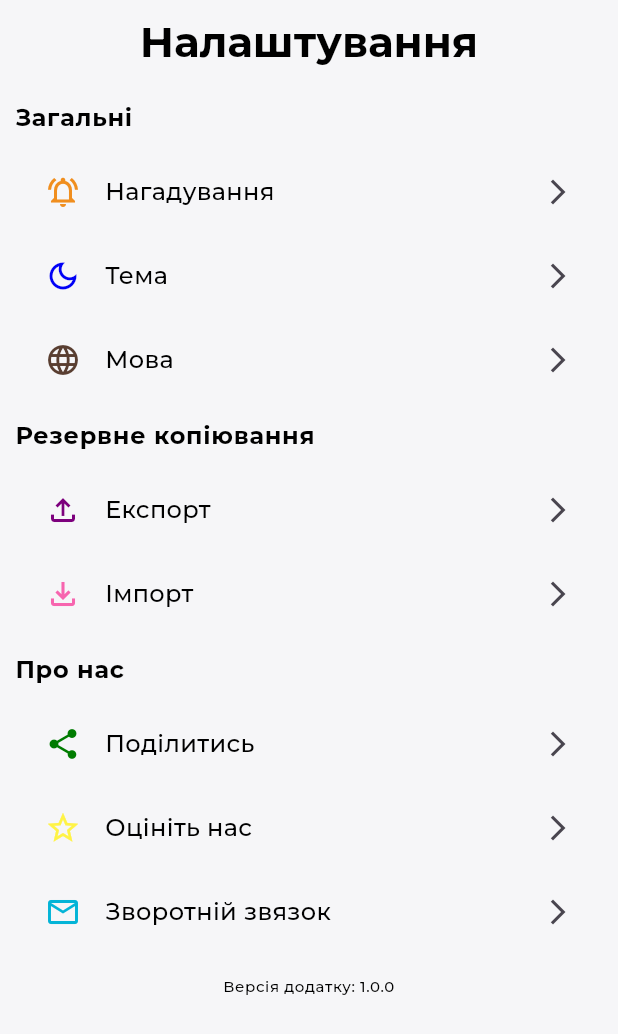
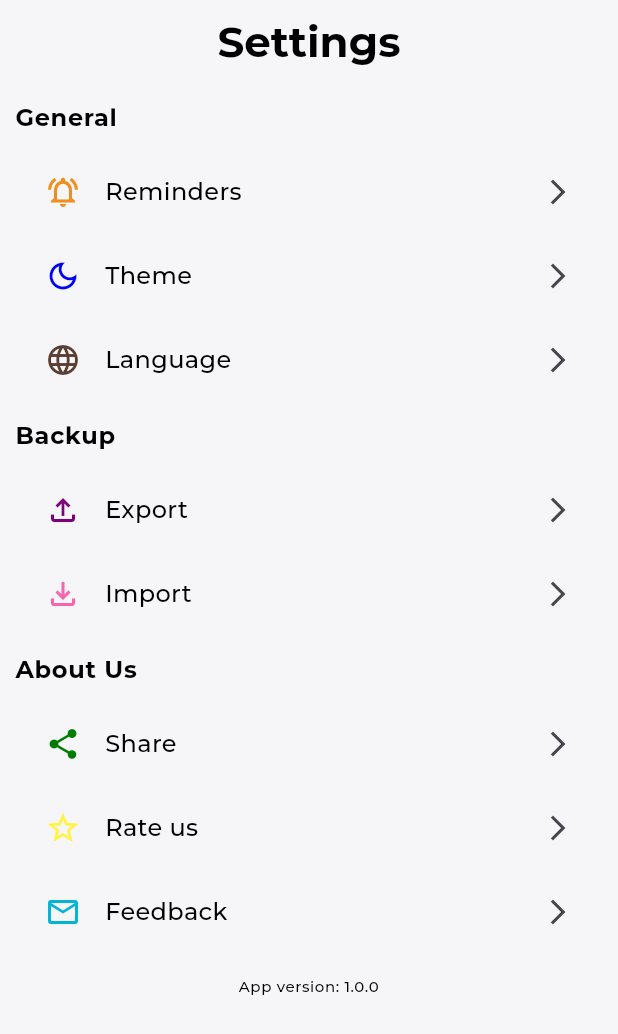
Before and after one commit to MishaArb/HomeInfo, a Flutter app: the screen it shows after launch, on a phone screen of 412 x 824 dp. Shown: the top 1034 px of the screen. Run offline on Flutter 3.47's test engine with Material 3 defaults, Android fonts, the phone set to English and light mode, and no system bars; our stand-ins replace auto_route, bloc, equatable, flutter_bloc, get_it, shared_preferences; generated files the repository leaves out were written again.

Commit message:
feat: implement of language change

```diff
--- /dev/null
+++ b/l10n.yaml
@@ -0,0 +1,3 @@
+arb-dir: lib/core/localizations/l10n
+template-arb-file: app_en.arb
+output-localization-file: app_localizations.dart
--- /dev/null
+++ b/lib/core/constants/settings_locale.dart
@@ -0,0 +1,5 @@
+class SettingsLocale{
+  static const ukrainian = 'uk';
+  static const english = 'en';
+  static const languageKey = 'language_key';
+}
--- /dev/null
+++ b/lib/core/localizations/l10n/app_en.arb
@@ -0,0 +1,37 @@
+{
+  "@@locale": "en",
+  "settings_app_bar_title": "Settings",
+  "reminders_app_bar_title": "Reminders",
+  "theme_app_bar_title": "Theme",
+  "language_app_bar_title": "Language",
+
+  "general_screen_title": "General",
+  "backup_screen_title": "Backup",
+  "about_us_screen_title": "About Us",
+  "create_reminder_screen_title": "Create a reminder",
+  "mode_screen_title": "Mode",
+
+  "export_button_inscription" : "Export",
+  "import_button_inscription" : "Import",
+  "share_button_inscription" : "Share",
+  "rate_us_button_inscription" : "Rate us",
+  "feedback_button_inscription" : "Feedback",
+  "save_button_inscription" : "Save",
+  "light_button_inscription" : "Light",
+  "dark_button_inscription" : "Dark",
+  "system_button_inscription" : "System",
+
+  "app_version_screen_inscription" : "App version",
+  "pick_date_screen_inscription" : "Pick a date",
+  "repeat_screen_inscription" : "Repeat",
+
+  "title_hint_text" : "Title",
+  "description_hint_text" : "Description",
+
+  "language_screen_description" : "Select your preferred language and make the app truly yours. Customize your experience by choosing the language that speaks to you",
+  "theme_screen_description" : "Pick the theme that resonates with your style and sets the mood for your app experience"
+
+
+
+
+}
--- /dev/null
+++ b/lib/core/localizations/l10n/app_uk.arb
@@ -0,0 +1,35 @@
+{
+  "@@locale": "uk",
+  "settings_app_bar_title" : "Налаштування",
+  "reminders_app_bar_title": "Нагадування",
+  "theme_app_bar_title": "Тема",
+  "language_app_bar_title": "Мова",
+
+  "general_screen_title": "Загальні",
+  "backup_screen_title": "Резервне копіювання",
+  "about_us_screen_title": "Про нас",
+  "create_reminder_screen_title": "Створити нагадування",
+  "mode_screen_title": "Режим",
+
+  "export_button_inscription" : "Експорт",
+  "import_button_inscription" : "Імпорт",
+  "share_button_inscription" : "Поділитися",
+  "rate_us_button_inscription" : "Оцініть нас",
+  "feedback_button_inscription" : "Зворотній зв'язок",
+  "save_button_inscription" : "Зберегти",
+  "light_button_inscription" : "Світла",
+  "dark_button_inscription" : "Темна",
+  "system_button_inscription" : "Системна",
+
+  "app_version_screen_inscription" : "Версія додатку",
+  "pick_date_screen_inscription" : "Виберіть дату",
+  "repeat_screen_inscription" : "Повторювати",
+
+  "title_hint_text" : "Назва",
+  "description_hint_text" : "Опис",
+
+  "language_screen_description" : "Виберіть потрібну мову та зробіть програму справді вашою. Налаштуйте свій досвід, вибравши мову, яка розмовляє з вами",
+  "theme_screen_description" : "Виберіть тему, яка відповідає вашому стилю та створює настрій для роботи з програмою"
+
+
+}
--- a/lib/injection_container.dart
+++ b/lib/injection_container.dart
@@ -1,5 +1,6 @@
 import 'package:get_it/get_it.dart';
 import 'package:home_info/data/data_sources/shared_storage.service.dart';
+import 'package:home_info/presentation/bloc/locale/locale_bloc.dart';
 import 'package:home_info/presentation/bloc/theme/theme_bloc.dart';
 
 import 'core/router/router.dart';
@@ -14,8 +15,9 @@ Future<void> setupGetIt() async {
   ///SHARED
   getIt.registerSingleton<SharedStorageService>(SharedStorageService());
   getIt.registerSingleton<StorageRepository>(
-      StorageRepositoryImpl(getIt<SharedStorageService>()));
+      StorageRepositoryImpl(getIt()));
 
   ///BLOC
   getIt.registerFactory<ThemeBloc>(() => ThemeBloc(getIt()));
+  getIt.registerFactory<LocaleBloc>(() => LocaleBloc(getIt()));
 }
--- a/lib/main.dart
+++ b/lib/main.dart
@@ -1,10 +1,12 @@
 import 'package:flutter/material.dart';
 import 'package:flutter_bloc/flutter_bloc.dart';
 import 'package:home_info/core/themes/app_theme.dart';
+import 'package:home_info/presentation/bloc/locale/locale_bloc.dart';
 import 'package:home_info/presentation/bloc/theme/theme_bloc.dart';
 
 import 'core/router/router.dart';
 import 'injection_container.dart';
+import 'package:flutter_gen/gen_l10n/app_localizations.dart';
 
 Future<void> main() async {
   WidgetsFlutterBinding.ensureInitialized();
@@ -17,16 +19,28 @@ class HomeInfoApp extends StatelessWidget {
 
   @override
   Widget build(BuildContext context) {
-    return BlocProvider<ThemeBloc>(
-      create: (context) => getIt()..add(ThemeInitEvent()),
-      child: BlocBuilder<ThemeBloc, ThemeState>(
-        builder: (context, state) {
+    return MultiBlocProvider(
+      providers: [
+        BlocProvider<ThemeBloc>(
+          create: (context) => getIt()..add(ThemeInitEvent()),
+        ),
+        BlocProvider<LocaleBloc>(
+          create: (context) => getIt()..add(LocaleInitEvent()),
+        ),
+      ],
+      child: Builder(
+        builder: (context) {
+          final themeState = context.select((ThemeBloc bloc) => bloc.state);
+          final localeState = context.select((LocaleBloc bloc) => bloc.state);
           return MaterialApp.router(
             debugShowCheckedModeBanner: false,
+            localizationsDelegates: AppLocalizations.localizationsDelegates,
+            supportedLocales: AppLocalizations.supportedLocales,
+            locale: localeState.currentLocale,
             title: 'HomeInfo',
             theme: AppTheme.lightTheme(),
             darkTheme: AppTheme.darkTheme(),
-            themeMode: state.currentTheme,
+            themeMode: themeState.currentTheme,
             routerConfig: getIt<AppRouter>().config(),
           );
         },
--- /dev/null
+++ b/lib/presentation/bloc/locale/locale_bloc.dart
@@ -0,0 +1,60 @@
+import 'dart:ui';
+
+import 'package:bloc/bloc.dart';
+import 'package:equatable/equatable.dart';
+import 'package:meta/meta.dart';
+
+import '../../../core/constants/settings_locale.dart';
+import '../../../domain/repository/storage_repository.dart';
+import 'dart:io' show Platform;
+
+part 'locale_event.dart';
+
+part 'locale_state.dart';
+
+class LocaleBloc extends Bloc<LocaleEvent, LocaleState> {
+  LocaleBloc(this.storageRepository) : super(const LocaleState()) {
+    on<LocaleInitEvent>(_onInitLanguage);
+    on<LocaleChangeEvent>(_onChangeLanguage);
+  }
+
+  final StorageRepository storageRepository;
+
+  _onInitLanguage(LocaleInitEvent event, Emitter<LocaleState> emit) async {
+    String localeCode = _checkLocale();
+    String languageCode = await storageRepository.loadStorageData(
+      SettingsLocale.languageKey,
+      defaultValue: localeCode,
+    );
+    emit(
+      LocaleState(
+        isUkrainian: languageCode == SettingsLocale.ukrainian ? true : false,
+        isEnglish: languageCode == SettingsLocale.english ? true : false,
+        currentLocale: Locale(languageCode),
+      ),
+    );
+  }
+
+  _onChangeLanguage(LocaleChangeEvent event, Emitter<LocaleState> emit) async {
+  await storageRepository.saveStorageData(
+        SettingsLocale.languageKey, event.localeCode);
+    emit(
+      LocaleState(
+        isUkrainian: event.localeCode == SettingsLocale.ukrainian ? true : false,
+        isEnglish: event.localeCode == SettingsLocale.english ? true : false,
+        currentLocale: Locale(event.localeCode),
+      ),
+    );
+  }
+
+  _checkLocale() {
+    final String systemLocale = Platform.localeName.split('_')[0];
+    if (SettingsLocale.ukrainian == systemLocale) {
+      return systemLocale;
+    } else if (systemLocale == 'ru') {
+      return SettingsLocale.ukrainian;
+    } else {
+      return SettingsLocale.english;
+    }
+  }
+}
--- /dev/null
+++ b/lib/presentation/bloc/locale/locale_event.dart
@@ -0,0 +1,9 @@
+part of 'locale_bloc.dart';
+
+@immutable
+abstract class LocaleEvent {}
+class LocaleInitEvent  extends LocaleEvent{}
+class LocaleChangeEvent  extends LocaleEvent{
+  final String localeCode;
+  LocaleChangeEvent(this.localeCode);
+}
--- /dev/null
+++ b/lib/presentation/bloc/locale/locale_state.dart
@@ -0,0 +1,17 @@
+part of 'locale_bloc.dart';
+
+
+class LocaleState  extends Equatable {
+  final bool isUkrainian;
+  final bool isEnglish;
+  final Locale currentLocale;
+
+  const LocaleState({
+      this.currentLocale = const Locale(SettingsLocale.english),
+      this.isUkrainian = false,
+      this.isEnglish = true,
+  });
+
+  @override
+  List<Object?> get props => [isUkrainian, isEnglish, currentLocale];
+}
--- a/lib/presentation/pages/settings/reminder/reminders_screen.dart
+++ b/lib/presentation/pages/settings/reminder/reminders_screen.dart
@@ -3,7 +3,7 @@ import 'package:auto_route/auto_route.dart';
 import '../../../../core/themes/app_colors.dart';
 import '../../../widgets/app_bar/app_bar_with_arrow_back.dart';
 import 'new_reminder_bottom_sheet.dart';
-
+import 'package:flutter_gen/gen_l10n/app_localizations.dart';
 class Reminder {
   Reminder(this.name, this.date, this.description, this.isRepeat);
 
@@ -32,7 +32,7 @@ class RemindersScreen extends StatelessWidget {
   Widget build(BuildContext context) {
     return Scaffold(
       appBar: buildAppBarWithArrowBack(
-        title: 'Нагадування',
+        title:  AppLocalizations.of(context)!.reminders_app_bar_title,
         onPressedAction: () => context.router.back(),
       ),
       body: const RemindersScreenView(),
--- a/lib/presentation/pages/settings/settings_screen.dart
+++ b/lib/presentation/pages/settings/settings_screen.dart
@@ -1,7 +1,7 @@
 import 'package:flutter/material.dart';
 import 'package:home_info/core/themes/app_colors.dart';
 import 'package:auto_route/auto_route.dart';
-
+import 'package:flutter_gen/gen_l10n/app_localizations.dart';
 @RoutePage()
 class SettingsScreen extends StatelessWidget {
   const SettingsScreen({super.key});
@@ -9,7 +9,7 @@ class SettingsScreen extends StatelessWidget {
   @override
   Widget build(BuildContext context) {
     return Scaffold(
-      appBar: AppBar(title: const Text("Налаштування"),
+      appBar: AppBar(title: Text(AppLocalizations.of(context)!.settings_app_bar_title),
       ),
       body: const SettingsScreenView(),
     );
@@ -41,34 +41,39 @@ _buildSettingsItemList(BuildContext context) {
     child: Column(
       crossAxisAlignment: CrossAxisAlignment.start,
       children: [
-        _buildSettingsSectionTitle(title: 'Загальні', context: context),
+        _buildSettingsSectionTitle(
+            title: AppLocalizations.of(context)!.general_screen_title,
+            context: context),
         _buildSettingsItem(
           context: context,
           icon: Icons.notifications_active_outlined,
           iconColor: AppColors.orange1E,
-          title: 'Нагадування',
+          title: AppLocalizations.of(context)!.reminders_app_bar_title,
           onTapAction: () => context.router.pushNamed('/remindersScreen'),
         ),
         _buildSettingsItem(
           context: context,
           icon: Icons.dark_mode_outlined,
           iconColor: AppColors.blueF6,
-          title: 'Тема',
+          title: AppLocalizations.of(context)!.theme_app_bar_title,
           onTapAction: () => context.router.pushNamed('/themeScreen'),
         ),
         _buildSettingsItem(
           context: context,
           icon: Icons.language,
           iconColor: AppColors.brown31,
-          title: 'Мова',
+          title: AppLocalizations.of(context)!.language_app_bar_title,
           onTapAction: () => context.router.pushNamed('/languageScreen'),
         ),
-        _buildSettingsSectionTitle(title: 'Резервне копіювання', context: context),
+        _buildSettingsSectionTitle(
+            title: AppLocalizations.of(context)!.backup_screen_title,
+            context: context
+        ),
         _buildSettingsItem(
           context: context,
           icon: Icons.file_upload_outlined,
           iconColor: AppColors.purple7D,
-          title: 'Експорт',
+          title: AppLocalizations.of(context)!.export_button_inscription,
           onTapAction: () {
             print('Експорт');
           },
@@ -77,17 +82,20 @@ _buildSettingsItemList(BuildContext context) {
           context: context,
           icon: Icons.file_download_outlined,
           iconColor: AppColors.pinkAF,
-          title: 'Імпорт',
+          title: AppLocalizations.of(context)!.import_button_inscription,
           onTapAction: () {
             print('Імпорт');
           },
         ),
-        _buildSettingsSectionTitle(title: 'Про нас', context: context),
+        _buildSettingsSectionTitle(
+           title: AppLocalizations.of(context)!.about_us_screen_title,
+            context: context
+        ),
         _buildSettingsItem(
           context: context,
           icon: Icons.share,
           iconColor: AppColors.green07,
-          title: 'Поділитись',
+          title: AppLocalizations.of(context)!.share_button_inscription,
           onTapAction: () {
             print('Поділитись');
           },
@@ -96,7 +104,7 @@ _buildSettingsItemList(BuildContext context) {
           context: context,
           icon: Icons.star_border,
           iconColor: AppColors.yellow46,
-          title: 'Оцініть нас',
+          title: AppLocalizations.of(context)!.rate_us_button_inscription,
           onTapAction: () {
             print('Оцініть нас');
           },
@@ -105,7 +113,7 @@ _buildSettingsItemList(BuildContext context) {
           context: context,
           icon: Icons.email_outlined,
           iconColor: AppColors.blueD7,
-          title: 'Зворотній звязок',
+          title: AppLocalizations.of(context)!.feedback_button_inscription,
           onTapAction: () {
             print('Зворотній звязок');
           },
@@ -159,7 +167,7 @@ Center _buildAppVersion({
     child: Container(
         padding: const EdgeInsets.symmetric(vertical: 15),
         child: Text(
-          "Версія додатку: $version",
+          "${AppLocalizations.of(context)!.app_version_screen_inscription}: $version",
           style: Theme.of(context).textTheme.bodySmall,
           textAlign: TextAlign.center,
         )),
--- a/lib/presentation/pages/settings/theme/theme_screen.dart
+++ b/lib/presentation/pages/settings/theme/theme_screen.dart
@@ -5,7 +5,7 @@ import 'package:home_info/presentation/bloc/theme/theme_bloc.dart';
 import '../../../../core/constants/asset_image.dart';
 import '../../../../core/themes/app_colors.dart';
 import '../../../widgets/app_bar/app_bar_with_arrow_back.dart';
-
+import 'package:flutter_gen/gen_l10n/app_localizations.dart';
 @RoutePage()
 class ThemeScreen extends StatelessWidget {
   const ThemeScreen({super.key});
@@ -14,7 +14,7 @@ class ThemeScreen extends StatelessWidget {
   Widget build(BuildContext context) {
     return Scaffold(
       appBar: buildAppBarWithArrowBack(
-        title: 'Тема',
+        title: AppLocalizations.of(context)!.theme_app_bar_title,
         onPressedAction: () => context.router.back(),
       ),
       body: const ThemeScreenView(),
@@ -49,7 +49,7 @@ class ThemeScreenView extends StatelessWidget {
                   crossAxisAlignment: CrossAxisAlignment.start,
                   children: [
                     Text(
-                      'Режим',
+                      AppLocalizations.of(context)!.mode_screen_title,
                       style: Theme.of(context).textTheme.bodyMedium,
                     ),
                     const SizedBox(height: 15),
@@ -60,21 +60,21 @@ class ThemeScreenView extends StatelessWidget {
                           context: context,
                           themeImg: AssetImagesConstant.lightThemeImage,
                           isThemeSelected: state.isLightTheme,
-                          title: 'Світла',
+                          title: AppLocalizations.of(context)!.light_button_inscription,
                           onTapAction: () => themeBloc.add(ThemeLightEvent()),
                         ),
                         _buildThemeItem(
                           context: context,
                           themeImg: AssetImagesConstant.darkThemeImage,
                           isThemeSelected: state.isDarkTheme,
-                          title: 'Темна',
+                          title: AppLocalizations.of(context)!.dark_button_inscription,
                           onTapAction: () => themeBloc.add(ThemeDarkEvent()),
                         ),
                         _buildThemeItem(
                           context: context,
                           themeImg: AssetImagesConstant.systemThemeImage,
                           isThemeSelected: state.isSystemTheme,
-                          title: 'Системна',
+                          title: AppLocalizations.of(context)!.system_button_inscription,
                           onTapAction: () => themeBloc.add(ThemeSystemEvent()),
                         ),
                       ],
@@ -94,7 +94,7 @@ Padding _buildInscriptionScreen(BuildContext context) {
   return Padding(
     padding: const EdgeInsets.all(40.0),
     child: Text(
-      'Pick the theme that resonates with your style and sets the mood for your app experience.',
+      AppLocalizations.of(context)!.theme_screen_description,
       textAlign: TextAlign.center,
       style: Theme.of(context).textTheme.titleMedium,
     ),
--- a/pubspec.yaml
+++ b/pubspec.yaml
@@ -11,11 +11,15 @@ environment:
 dependencies:
   flutter:
     sdk: flutter
+  flutter_localizations:
+    sdk: flutter
+  intl: ^0.18.1
   auto_route: ^7.8.4
   get_it: ^7.6.7
   flutter_bloc: ^8.1.3
   shared_preferences: ^2.2.2
   equatable: ^2.0.5
+
 
 
   cupertino_icons: ^1.0.2
@@ -29,7 +33,7 @@ dev_dependencies:
   flutter_lints: ^2.0.0
 
 flutter:
-
+  generate: true
   uses-material-design: true
 
   assets:
```
Also changed, not shown: lib/core/localizations/l10n/l10n.dart (added, +8 -0 lines), lib/presentation/pages/settings/language/language_screen.dart (+19 -6 lines), lib/presentation/pages/settings/reminder/new_reminder_bottom_sheet.dart (+20 -12 lines), pubspec.lock.
